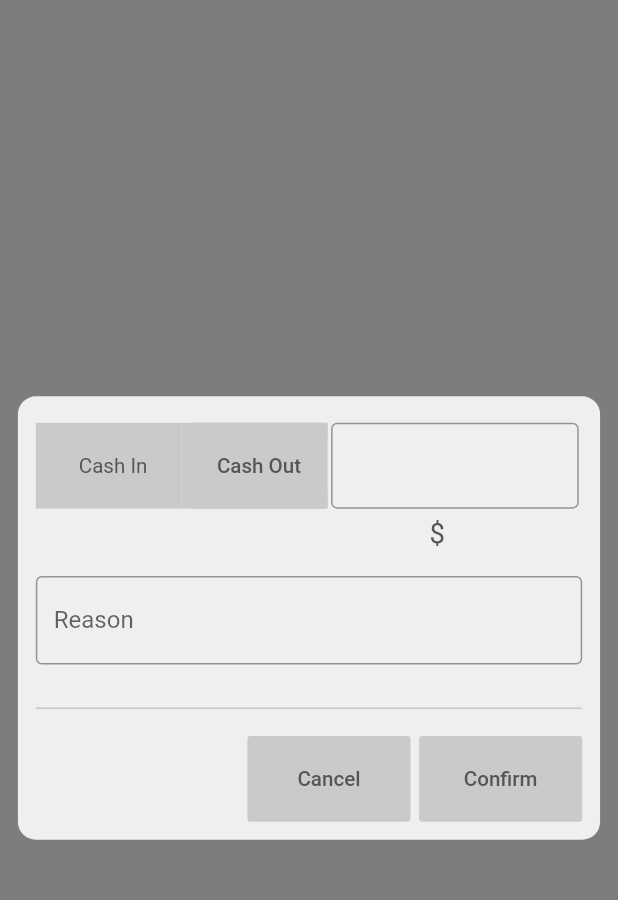
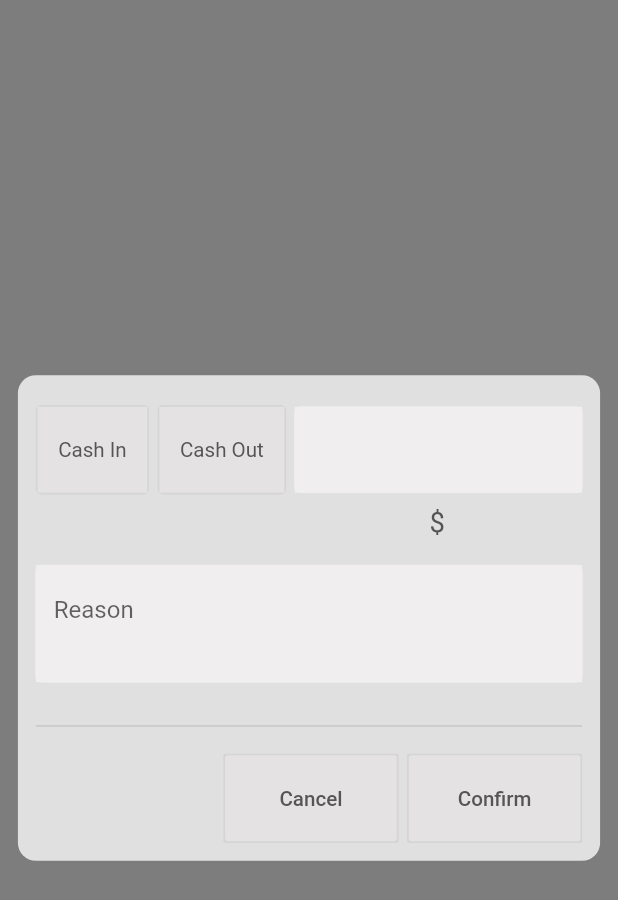
Before and after one commit to business-suite/mobile-pos, a Flutter app: the CashInOutPage screen opened directly, on a phone screen of 412 x 824 dp. Shown: the top 900 px of the screen. Run offline on Flutter 3.47's test engine with Material 2 defaults, Android fonts, the phone set to English and light mode, and no system bars; our stand-ins replace bouncing_widget, device_info_plus, dio, easy_localization, event_bus, file_picker and 15 more; accounts and stored records are empty; network calls fail.

```diff
--- a/assets/translations/en-US.json
+++ b/assets/translations/en-US.json
@@ -26,6 +26,7 @@
    "cancel": "Cancel",
    "confirm": "Confirm",
    "$": "$",
+   "Select_either_Cash_In_or_Cash_Out_before_confirming": "Select either Cash In or Cash Out before confirming.",
 
 
 
--- a/lib/app/module/res/colors.dart
+++ b/lib/app/module/res/colors.dart
@@ -104,3 +104,7 @@ const kColor43996E = Color(0xFF43996E);
 const kColor6EC89B = Color(0xFF6EC89B);
 const kColorCACACA = Color(0xFFCACACA);
 const kColor64AF8A = Color(0xFF64AF8A);
+const kColorC8C8C8 = Color(0xFFC8C8C8);
+const kColorE4E2E2 = Color(0xFFE4E2E2);
+const kColorE0E0E0 = Color(0xFFE0E0E0);
+const kColorA8A8A8 = Color(0xFFA8A8A8);
--- a/lib/app/view/home/detail_shop/appbar_shop.dart
+++ b/lib/app/view/home/detail_shop/appbar_shop.dart
@@ -5,6 +5,8 @@ import 'package:easy_localization/easy_localization.dart';
 import 'package:flutter/material.dart';
 import 'package:flutter_svg/flutter_svg.dart';
 
+import '../../../di/injection.dart';
+import '../../../module/common/navigator_screen.dart';
 import '../../../module/res/style.dart';
 
 class AppBarShop extends StatelessWidget implements PreferredSizeWidget {
@@ -56,7 +58,7 @@ class AppBarShop extends StatelessWidget implements PreferredSizeWidget {
                     padding: EdgeInsets.only(left: size_10_w),
                     child: InkWell(
                       onTap: (){
-                        Navigator.push(context, MaterialPageRoute(builder: (context)=>CashInOutPage()));
+                        getIt<NavigationService>().pushScreenWithFade(CashInOutPage());
                       },
                       child: Text(
                         LocaleKeys.cash_in_out.tr(),
--- a/lib/app/view/home/detail_shop/cash_in_out_shop/cash_in_out_page.dart
+++ b/lib/app/view/home/detail_shop/cash_in_out_shop/cash_in_out_page.dart
@@ -1,13 +1,14 @@
-import 'package:bouncing_widget/bouncing_widget.dart';
+// ignore_for_file: prefer_const_constructors
+
 import 'package:business_suite_mobile_pos/generated/locale_keys.g.dart';
 import 'package:easy_localization/easy_localization.dart';
 import 'package:flutter/material.dart';
 
 import '../../../../di/injection.dart';
+import '../../../../module/common/extension.dart';
 import '../../../../module/common/navigator_screen.dart';
 import '../../../../module/res/colors.dart';
 import '../../../../module/res/dimens.dart';
-import '../../../../module/res/string.dart';
 import '../../../../module/res/text.dart';
 
 void acceptScoreInputDialog() {
@@ -16,6 +17,7 @@ void acceptScoreInputDialog() {
   showDialog(
       context: context,
       builder: (BuildContext builderContext) {
+        removeFocus(context);
         return CashInOutPage();
       });
 }
@@ -28,22 +30,30 @@ class CashInOutPage extends StatefulWidget {
 }
 
 class _CashInOutPageState extends State<CashInOutPage> {
-  bool cashIn = false;
-  bool cashOut = false;
+  TextEditingController _reasonController = new TextEditingController();
+  var _reasonErr = LocaleKeys.Select_either_Cash_In_or_Cash_Out_before_confirming.tr();
+  var _reasonInvalid = false;
+
+  int index = -1; //index: 0: cash in, 1: cash out, -1: none
+
   @override
   void initState() {
     super.initState();
   }
-  switchColor() {
-    setState((){
-      cashIn = !cashIn;
 
+  changeFocusCash(int index) {
+    setState(() {
+      this.index = index;
     });
   }
 
-  switchCashOut(){
-    setState((){
-      cashOut = !cashOut;
+  ReasonOnclick() {
+    setState(() {
+      if (_reasonController.text.length < 6) {
+        _reasonInvalid = true;
+      } else {
+        _reasonInvalid = false;
+      }
     });
   }
 
@@ -56,7 +66,7 @@ class _CashInOutPageState extends State<CashInOutPage> {
         children: [
           Container(
             decoration: BoxDecoration(
-              color: kColorBackground,
+              color: kColorE0E0E0,
               borderRadius: BorderRadius.circular(size_10_w),
             ),
             margin: EdgeInsets.symmetric(
@@ -71,70 +81,49 @@ class _CashInOutPageState extends State<CashInOutPage> {
                 SizedBox(
                   height: size_5_w,
                 ),
-                Row(
+                Container(
+                  padding: EdgeInsets.fromLTRB(0, size_2_w, 0, size_2_w),
+                  child: Row(
                     children: [
-                    GestureDetector(
-                      onTap: () {
-                        switchColor();
-                      },
+                      _buildBtnCash(LocaleKeys.cash_in.tr(), 0),
+                      SizedBox(
+                        width: size_5_w,
+                      ),
+                      _buildBtnCash(LocaleKeys.cash_out.tr(), 1),
+                      SizedBox(
+                        width: size_5_w,
+                      ),
+                      Expanded(
+                        flex: 1,
                         child: Container(
-                        decoration: BoxDecoration(color: cashIn ? Color(0xFF64AF8A):Color(0xFFCACACA)),
-                        padding: EdgeInsets.only(left: size_5_w),
                           height: size_50_w,
-                        width: size_85_w,
-                        child: Center(
-                          child: Text(
-                            LocaleKeys.cash_in.tr(),
-                            style: TextStyle(
-                              fontSize: text_12,
-                              color: kColor555555,
+                          child: Material(
+                            color: kColorf0eeee,
+                            child: TextField(
+                              minLines: 1,
+                              maxLines: 2,
+                              cursorHeight: size_25_w,
+                              cursorColor: Colors.black87,
+                              textAlign: TextAlign.right,
+                              decoration: InputDecoration(
+                                enabledBorder: OutlineInputBorder(
+                                  borderSide:
+                                      BorderSide(color: kColorf0eeee, width: 0.0),
+                                ),
+                                focusedBorder: OutlineInputBorder(
+                                  borderSide:
+                                      BorderSide(color: kColor64AF8A, width: size_2_w,),
+                                ),
+                                border: OutlineInputBorder(
+                                    borderRadius: BorderRadius.circular(size_6_r),
                                     ),
                               ),
                             ),
                           ),
                         ),
-                    Ink(
-                      child: InkWell(
-                        onTap: (){
-                       print('kieuthang');
-                        },
-                        child: Container(
-                          decoration: BoxDecoration(color: cashOut ? Color(0xFF64AF8A):Color(0xFFCACACA)),
-                          padding: EdgeInsets.only(left: size_5_w),
-                          height: size_50_w,
-                          width: size_85_w,
-                          child: FlatButton(
-                            onPressed: () {},
-                            child: Text(
-                              LocaleKeys.cash_out.tr(),
-                              style: TextStyle(
-                                fontSize: text_12,
-                                color: kColor555555,
-                              ),
-                            ),
-                            color: kColorCACACA,
-                          ),
-                        ),
-                      ),
-                    ),
-                    Expanded(
-                      flex: 1,
-                      child: Container(
-                        decoration: BoxDecoration(
-                            color: kColorf0eeee,
-                            borderRadius: BorderRadius.circular(size_10_r)),
-                        padding: EdgeInsets.symmetric(horizontal: size_2_w),
-                        height: size_50_w,
-                        width: size_160_w,
-                        child: TextField(
-                          textAlign: TextAlign.right,
-                          decoration: InputDecoration(
-                            border: OutlineInputBorder(),
-                          ),
-                        ),
-                      ),
                       ),
                     ],
+                  ),
                 ),
                 SizedBox(
                   height: size_5_h,
@@ -153,14 +142,33 @@ class _CashInOutPageState extends State<CashInOutPage> {
                 SizedBox(
                   height: size_15_h,
                 ),
-                TextField(
-                  minLines: 1,
+                Material(
+                  color: kColorf0eeee,
+                  child: TextField(
+                    cursorHeight: size_25_w,
+                    cursorColor: Colors.black87,
+                    controller: _reasonController,
+
+                    minLines: 2,
                     maxLines: 3,
                     textInputAction: TextInputAction.newline,
                     keyboardType: TextInputType.multiline,
-                  decoration: InputDecoration(
-                    border: OutlineInputBorder(),
+                    decoration:  InputDecoration(
+                      errorText: _reasonInvalid ? _reasonErr : null,
+                      focusColor: kColorf0eeee,
+                      enabledBorder: OutlineInputBorder(
+                        borderSide:
+                        BorderSide(color: kColorf0eeee, width: 0.0),
+                      ),
+                      focusedBorder: OutlineInputBorder(
+                        borderSide:
+                        BorderSide(color: kColor64AF8A, width: size_2_w),
+                      ),
+                      border: OutlineInputBorder(
+                        borderRadius: BorderRadius.circular(size_6_r),
+                      ),
                       hintText: 'Reason'
+                    ),
                   ),
                 ),
                 SizedBox(
@@ -175,10 +183,14 @@ class _CashInOutPageState extends State<CashInOutPage> {
                 ),
                 Row(
                   mainAxisAlignment: MainAxisAlignment.end,
-
                   children: [
                     Container(
-                     padding: EdgeInsets.only(left: size_5_w),
+                      decoration: BoxDecoration(
+                          color: Colors.black.withOpacity(0.05),
+                          borderRadius: BorderRadius.circular(size_1_w)),
+                      padding: EdgeInsets.symmetric(
+                          horizontal: size_1_w, vertical: size_1_w),
+                      child: Container(
                         height: size_50_w,
                         width: size_100_w,
                         child: FlatButton(
@@ -192,15 +204,34 @@ class _CashInOutPageState extends State<CashInOutPage> {
                               color: kColor555555,
                             ),
                           ),
-                       color: kColorCACACA,
+                          color: kColorE4E2E2,
                         ),
                       ),
+                    ),
+                    SizedBox(
+                      width: size_5_w,
+                    ),
                     Container(
-                     padding: EdgeInsets.only(left: size_5_w),
+                      decoration: BoxDecoration(
+                          color: Colors.black.withOpacity(0.05),
+                          borderRadius: BorderRadius.circular(size_1_w)),
+                      padding: EdgeInsets.symmetric(
+                          horizontal: size_1_w, vertical: size_1_w),
+                      child: Container(
                         height: size_50_w,
                         width: size_100_w,
                         child: FlatButton(
-                       onPressed: () {},
+                          onPressed: () {
+                            if(_reasonInvalid == false ){
+                              _reasonErr;
+                            }else{
+                              Navigator.pop(context);
+                            }
+
+                            //TO DO: Logic confirm
+                              ReasonOnclick();
+
+                          },
                           child: Text(
                             LocaleKeys.confirm.tr(),
                             style: TextStyle(
@@ -208,7 +239,8 @@ class _CashInOutPageState extends State<CashInOutPage> {
                               color: kColor555555,
                             ),
                           ),
-                       color: kColorCACACA,
+                          color: kColorE4E2E2,
+                        ),
                       ),
                     ),
                   ],
@@ -220,4 +252,35 @@ class _CashInOutPageState extends State<CashInOutPage> {
       ),
     );
   }
+
+  Widget _buildBtnCash(String title, int indexSelect) {
+    return Ink(
+      child: InkWell(
+        onTap: () => changeFocusCash(indexSelect),
+        child: Container(
+          decoration: BoxDecoration(
+              color: Colors.black.withOpacity(0.05),
+              borderRadius: BorderRadius.circular(size_3_w)),
+          padding:
+              EdgeInsets.symmetric(horizontal: size_1_w, vertical: size_1_w),
+          child: Container(
+            color: index == indexSelect ? kColor64AF8A : kColorE4E2E2,
+            height: size_50_w,
+            child: Padding(
+              padding: EdgeInsets.symmetric(horizontal: size_12_w),
+              child: Center(
+                child: Text(
+                  title,
+                  style: TextStyle(
+                    fontSize: text_12,
+                    color: kColor555555,
+                  ),
+                ),
+              ),
+            ),
+          ),
+        ),
+      ),
+    );
   }
+}
--- /dev/null
+++ b/lib/app/view/home/detail_shop/cash_in_out_shop/reason.dart
@@ -0,0 +1,5 @@
+class Reason{
+  final String name;
+
+  Reason({required this.name});
+}
--- a/lib/app/view/home/pay/pay_page.dart
+++ b/lib/app/view/home/pay/pay_page.dart
@@ -357,16 +357,12 @@ class _PayContentState extends State<PayContent> {
                           child: FlatButton(
                             color: Colors.white,
                             onPressed: () {},
-                            child: Padding(
-                              padding:
-                                  EdgeInsets.symmetric(vertical: size_25_w),
                             child: Center(
                               child: Text(
                                 LocaleKeys.validate.tr(),
                                 style: TextStyle(
                                   fontSize: text_24,
                                   color: kColor6EC89B,
-                                  ),
                                 ),
                               ),
                             ),
@@ -380,15 +376,12 @@ class _PayContentState extends State<PayContent> {
                           onPressed: () {
                             // Navigator.push(context, MaterialPageRoute(builder: (context)=> Item()));
                           },
-                          child: Padding(
-                            padding: EdgeInsets.symmetric(vertical: size_25_w),
                           child: Center(
                             child: Text(
                               LocaleKeys.review.tr(),
                               style: TextStyle(
                                 fontSize: text_24,
                                 color: kColor6EC89B,
-                                ),
                               ),
                             ),
                           ),
```
Also changed, not shown: lib/generated/locale_keys.g.dart. Lines whose indentation alone changed are shown as unchanged.
